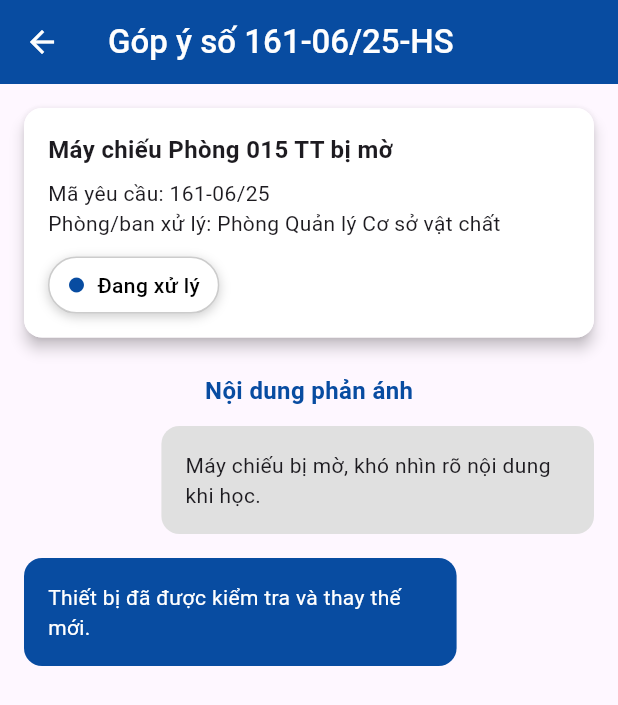
After one commit to thanhtruk/FeedbackApp, a Flutter app: the FeedbackDetailView screen opened by its route, on a phone screen of 412 x 824 dp. The commit adds this screen. Shown: the top 705 px of the screen. Run offline on Flutter 3.47's test engine with Material 3 defaults, Android fonts, the phone set to English and light mode, and no system bars; our stand-ins replace get.

Commit message:
create feedback detail view for user

```diff
--- a/lib/app/global_widgets/feedback_card.dart
+++ b/lib/app/global_widgets/feedback_card.dart
@@ -13,6 +13,7 @@ class FeedbackCard extends StatelessWidget {
       elevation: 4,
       borderRadius: BorderRadius.circular(12),
       child: Container(
+        width: MediaQuery.of(context).size.width,
         padding: const EdgeInsets.all(16),
         decoration: BoxDecoration(
           borderRadius: BorderRadius.circular(12),
--- /dev/null
+++ b/lib/app/models/feedback_model.dart
@@ -0,0 +1,19 @@
+import 'package:get/get.dart';
+
+enum FeedbackStatus { processing, resolved }
+
+class FeedbackModel {
+  final String id;
+  final String title;
+  final String field;
+  final String requestCode;
+  final Rx<FeedbackStatus> status;
+
+  FeedbackModel({
+    required this.id,
+    required this.title,
+    required this.field,
+    required this.requestCode,
+    required FeedbackStatus status,
+  }) : status = Rx(status); // để status có thể được quan sát
+}
--- /dev/null
+++ b/lib/app/modules/user/feedback_detail/binding/feedback_detail_binding.dart
@@ -0,0 +1,11 @@
+import 'package:get/get.dart';
+
+import '../controller/feedback_detail_controller.dart';
+
+class FeedbackDetailBinding extends Bindings {
+  @override
+  void dependencies() {
+    // Lazy loading the FeedbackDetailController when it's needed
+    Get.lazyPut<FeedbackDetailController>(() => FeedbackDetailController());
+  }
+}
--- /dev/null
+++ b/lib/app/modules/user/feedback_detail/view/feedback_detail_view.dart
@@ -0,0 +1,120 @@
+import 'package:feedback_app/app/global_widgets/feedback_card.dart';
+import 'package:feedback_app/app/modules/user/feedback_detail/controller/feedback_detail_controller.dart';
+import 'package:flutter/material.dart';
+import 'package:get/get.dart';
+
+import '../../../../constants/app_colors.dart';
+
+class FeedbackDetailView extends GetView<FeedbackDetailController> {
+  const FeedbackDetailView({super.key});
+
+  @override
+  Widget build(BuildContext context) {
+    return Scaffold(
+      appBar: AppBar(
+        title: Text(
+          'Góp ý số 161-06/25-HS',
+          style: TextStyle(
+            color: AppColors.lightWhite,
+            fontWeight: FontWeight.w500,
+          ),
+        ),
+        backgroundColor: AppColors.bluePrimary,
+        iconTheme: IconThemeData(color: AppColors.lightWhite),
+      ),
+      body: SingleChildScrollView(
+        padding: const EdgeInsets.all(16),
+        child: Column(
+          children: [
+            //Thông tin phản ánh + trạng thái
+            FeedbackCard(),
+            const SizedBox(height: 24),
+            // Tiêu đề phản ánh
+            Text(
+              'Nội dung phản ánh',
+              style: TextStyle(
+                fontWeight: FontWeight.bold,
+                fontSize: 16,
+                color: AppColors.bluePrimary,
+              ),
+            ),
+
+            const SizedBox(height: 12),
+
+            //Nội dung phản ánh từ sinh viên (màu xám)
+            Row(
+              mainAxisAlignment: MainAxisAlignment.end,
+              children: [
+                Container(
+                  width: MediaQuery.of(context).size.width * 0.7,
+                  padding: const EdgeInsets.all(16),
+                  decoration: BoxDecoration(
+                    color: Colors.grey[300],
+                    borderRadius: BorderRadius.circular(12),
+                  ),
+                  child: const Text(
+                    'Máy chiếu bị mờ, khó nhìn rõ nội dung khi học.',
+                    style: TextStyle(fontSize: 14),
+                  ),
+                ),
+              ],
+            ),
+
+            const SizedBox(height: 16),
+
+            //Phản hồi từ nhà trường (màu xanh)
+            Row(
+              mainAxisAlignment: MainAxisAlignment.start,
+              children: [
+                Container(
+                  width: MediaQuery.of(context).size.width * 0.7,
+                  padding: const EdgeInsets.all(16),
+                  decoration: BoxDecoration(
+                    color: AppColors.bluePrimary,
+                    borderRadius: BorderRadius.circular(12),
+                  ),
+                  child: const Text(
+                    'Thiết bị đã được kiểm tra và thay thế mới.',
+                    style: TextStyle(
+                      color: Colors.white,
+                      fontSize: 14,
+                    ),
+                  ),
+                ),
+              ],
+            ),
+
+            const SizedBox(height: 24),
+
+            // Đánh giá
+            // Container(
+            //   width: double.infinity,
+            //   padding: const EdgeInsets.all(16),
+            //   decoration: BoxDecoration(
+            //     color: Colors.grey[100],
+            //     borderRadius: BorderRadius.circular(12),
+            //     border: Border.all(color: Colors.grey[300]!),
+            //   ),
+            //   child: Column(
+            //     crossAxisAlignment: CrossAxisAlignment.start,
+            //     children: [
+            //       const Text(
+            //         'Bạn cảm thấy thế nào với phản hồi này ?',
+            //         style: TextStyle(fontWeight: FontWeight.w500),
+            //       ),
+            //       const SizedBox(height: 12),
+            //       Row(
+            //         mainAxisAlignment: MainAxisAlignment.center,
+            //         children: List.generate(5, (index) {
+            //           return Icon(Icons.star_border, color: Colors.grey[600]);
+            //         }),
+            //       ),
+            //     ],
+            //   ),
+            // ),
+          ],
+        ),
+      ),
+    );
+  }
+}
--- a/lib/app/modules/user/home/controller/home_controller.dart
+++ b/lib/app/modules/user/home/controller/home_controller.dart
@@ -1,30 +1,38 @@
 import 'package:get/get.dart';
 
+import '../../../../models/feedback_model.dart';
+
 class HomeController extends GetxController {
-  // Observable counter variable
-  final counter = 0.obs;
-
-  // Method to increment the counter
-  void incrementCounter() {
-    counter.value++;
-  }
+  // Danh sách các phản ánh
+  final feedbackList = <FeedbackModel>[].obs;
 
   @override
   void onInit() {
     super.onInit();
-    print("✅ HomeController initialized");
-    // Any initialization logic can go here
+
+    // Ví dụ dữ liệu ban đầu
+    feedbackList.addAll([
+      FeedbackModel(
+        id: '1',
+        title: 'Máy chiếu Phòng 015 TT bị mờ',
+        field: 'Phòng Quản lý Cơ sở vật chất',
+        requestCode: '161-06/25',
+        status: FeedbackStatus.processing,
+      ),
+      FeedbackModel(
+        id: '2',
+        title: 'Quạt hỏng phòng học A204',
+        field: 'Phòng CSVC',
+        requestCode: '161-06/20',
+        status: FeedbackStatus.resolved,
+      ),
+    ]);
   }
 
-  @override
-  void onReady() {
-    super.onReady();
-    // Logic that needs to run after the controller is ready can go here
-  }
-
-  @override
-  void onClose() {
-    // Cleanup logic can go here if needed
-    super.onClose();
+  void updateFeedbackStatus(String id, FeedbackStatus newStatus) {
+    final feedback = feedbackList.firstWhereOrNull((f) => f.id == id);
+    if (feedback != null) {
+      feedback.status.value = newStatus;
+    }
   }
 }
--- a/lib/app/routes/app_pages.dart
+++ b/lib/app/routes/app_pages.dart
@@ -1,5 +1,7 @@
 import 'package:get/get.dart';
 
+import '../modules/user/feedback_detail/binding/feedback_detail_binding.dart';
+import '../modules/user/feedback_detail/view/feedback_detail_view.dart';
 import '../modules/user/home/binding/home_binding.dart';
 import '../modules/user/home/view/home_view.dart';
 
@@ -16,6 +18,11 @@ class AppPages {
       page: () => const HomeView(),
       binding: HomeBinding(),
     ),
+    GetPage(
+      name: AppRoutes.FEEDBACK_DETAIL,
+      page: () => const FeedbackDetailView(),
+      binding: FeedbackDetailBinding(),
+    ),
     // Add other routes here as needed
   ];
 }
--- a/lib/app/routes/app_routes.dart
+++ b/lib/app/routes/app_routes.dart
@@ -1,10 +1,7 @@
 part of 'app_pages.dart';
 
 abstract class AppRoutes {
-  static const INITIAL = '/';
   static const HOME = '/home';
   static const FEEDBACK_FORM = '/feedback-form';
-  static const FEEDBACK_LIST = '/feedback-list';
   static const FEEDBACK_DETAIL = '/feedback-detail';
-  static const SETTINGS = '/settings';
 }
```
Also changed, not shown: lib/app/modules/user/feedback_detail/controller/feedback_detail_controller.dart (added, +28 -0 lines), lib/app/modules/user/home/view/home_view.dart (+7 -1 lines).
